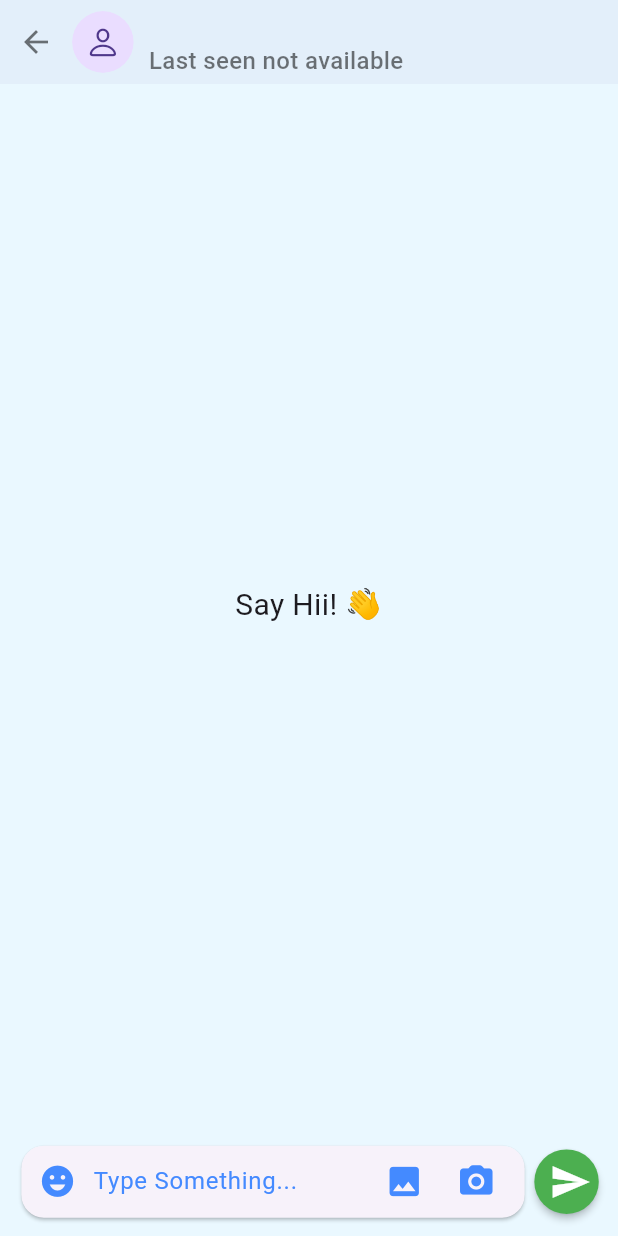
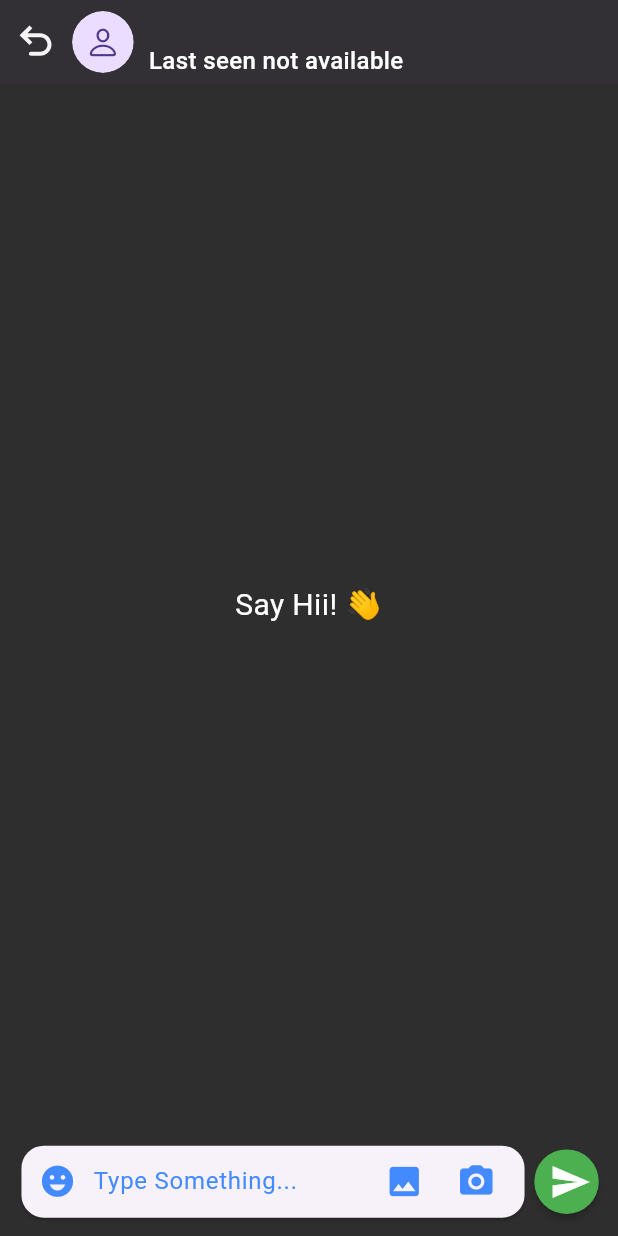
Before and after one commit to trungkhanh2709/TakeNow, a Flutter app: the ChatScreen screen opened directly with empty values, on a phone screen of 412 x 824 dp. Run offline on Flutter 3.47's test engine with Material 3 defaults, Android fonts, the phone set to English and light mode, and no system bars; drawn by our look-alikes of cached_network_image; our stand-ins replace camera, cloud_firestore, device_info_plus, dio, emoji_picker_flutter, firebase_auth and 10 more; missing offline and left inert: image_downloader; accounts and stored records are empty; network calls fail.

Commit message:
Giao diện Chat

```diff
--- a/lib/api/apis.dart
+++ b/lib/api/apis.dart
@@ -15,6 +15,7 @@ class APIs {
   static FirebaseAuth auth = FirebaseAuth.instance;
   static FirebaseFirestore firestore = FirebaseFirestore.instance;
   static FirebaseStorage storage = FirebaseStorage.instance;
+
   static late ChatUser me;
 
   static User get user => auth.currentUser!;
--- a/lib/screens/chat_screen.dart
+++ b/lib/screens/chat_screen.dart
@@ -6,6 +6,7 @@ import 'package:camera/camera.dart';
 import 'package:emoji_picker_flutter/emoji_picker_flutter.dart';
 import 'package:flutter/cupertino.dart';
 import 'package:flutter/material.dart';
+import 'package:flutter_svg/flutter_svg.dart';
 import 'package:image_picker/image_picker.dart';
 import 'package:takenow/helper/my_date_util.dart';
 import 'package:takenow/models/chat_user.dart';
@@ -55,13 +56,12 @@ class _ChatScreenState extends State<ChatScreen> {
             }
           },
           child: Scaffold(
+            backgroundColor: Color(0xFF2F2E2E),
             appBar: AppBar(
               automaticallyImplyLeading: false,
               flexibleSpace: _appBar(),
+              backgroundColor: Color(0xFF2F2E2E),
             ),
-
-            backgroundColor: const Color.fromARGB(255, 234, 248, 255),
-
             //body
             body: Column(
               children: [
@@ -95,7 +95,7 @@ class _ChatScreenState extends State<ChatScreen> {
                           } else {
                             return const Center(
                               child: Text('Say Hii! 👋',
-                                  style: TextStyle(fontSize: 20)),
+                                  style: TextStyle(fontSize: 20, color: Colors.white)),
                             );
                           }
                       }
@@ -150,12 +150,16 @@ class _ChatScreenState extends State<ChatScreen> {
 
               return Row(
                 children: [
-                  //black button
                   IconButton(
-                      onPressed: () => Navigator.pop(context),
-                      icon:
-                          const Icon(Icons.arrow_back, color: Colors.black54)),
-
+                    icon: SvgPicture.asset(
+                      'assets/icons/Refund_back_light.svg',
+                      width: 27,
+                      height: 27,
+                    ),
+                    onPressed: () {
+                      Navigator.pop(context);
+                    },
+                  ),
                   ClipRRect(
                     borderRadius: BorderRadius.circular(mq.height * .03),
                     child: CachedNetworkImage(
@@ -179,7 +183,7 @@ class _ChatScreenState extends State<ChatScreen> {
                       Text(widget.user.name,
                           style: const TextStyle(
                               fontSize: 16,
-                              color: Colors.black87,
+                              color: Colors.white,
                               fontWeight: FontWeight.w500)),
 
                       //for adding some space
@@ -198,7 +202,7 @@ class _ChatScreenState extends State<ChatScreen> {
                               lastActive: widget.user.lastActive),
                           style: const TextStyle(
                               fontSize: 16,
-                              color: Colors.black54,
+                              color: Colors.white,
                               fontWeight: FontWeight.w500)),
                     ],
                   )
@@ -242,7 +246,8 @@ class _ChatScreenState extends State<ChatScreen> {
                             hintText: 'Type Something...',
                             hintStyle: TextStyle(color: Colors.blueAccent),
                             border: InputBorder.none),
-                  )),
+                      )
+                  ),
 
                   //pick image from gallery button
                   IconButton(
--- a/lib/widgets/message_card.dart
+++ b/lib/widgets/message_card.dart
@@ -80,7 +80,7 @@ class _MessageCardState extends State<MessageCard> {
           child: Text(
             MyDateUtil.getFormattedTime(
                 context: context, time: widget.message.sent),
-              style: const TextStyle(fontSize: 13, color: Colors.black54),
+            style: const TextStyle(fontSize: 13, color: Colors.white),
           ),
         ),
       ],
@@ -100,7 +100,7 @@ class _MessageCardState extends State<MessageCard> {
 
             //double tick blue icon for message read
             if(widget.message.read.isNotEmpty)
-                const Icon(Icons.done_all_rounded, color: Colors.blue, size: 20),
+              const Icon(Icons.done_all_rounded, color: Colors.lightBlueAccent, size: 20),
 
             //for adding some space
             SizedBox(width: 2),
@@ -109,7 +109,7 @@ class _MessageCardState extends State<MessageCard> {
             Text(
               MyDateUtil.getFormattedTime(
                   context: context, time: widget.message.sent),
-              style: const TextStyle(fontSize: 13, color: Colors.black54),
+              style: const TextStyle(fontSize: 13, color: Colors.white),
             ),
           ],
         ),
```
Lines whose indentation alone changed are shown as unchanged.
